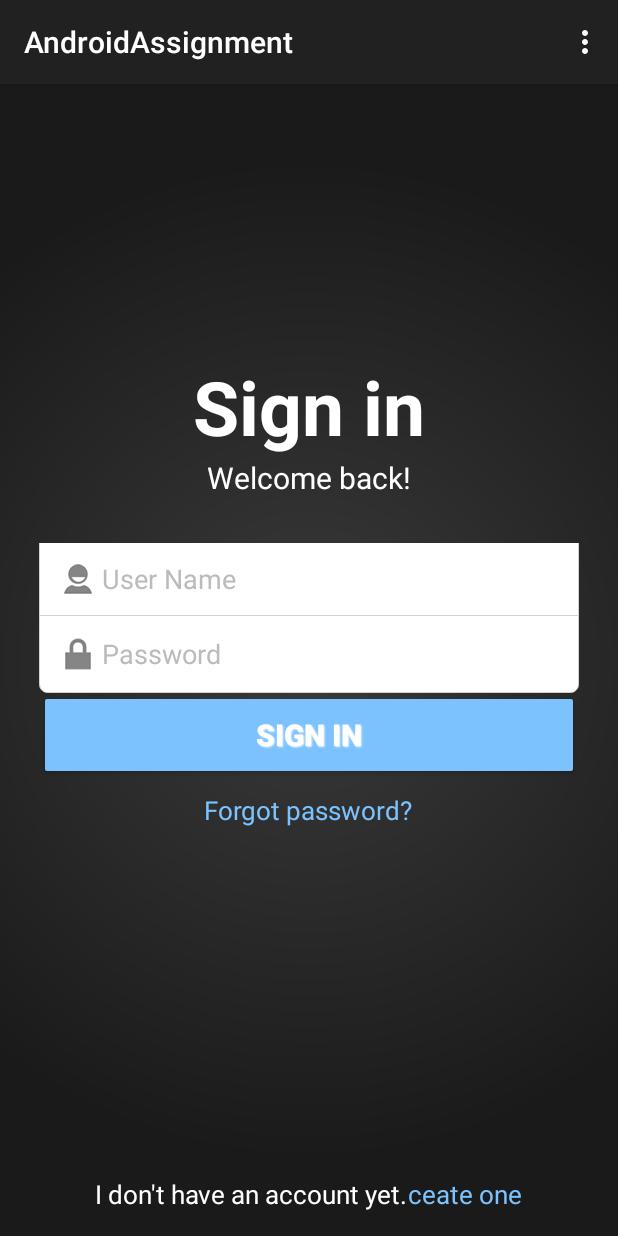
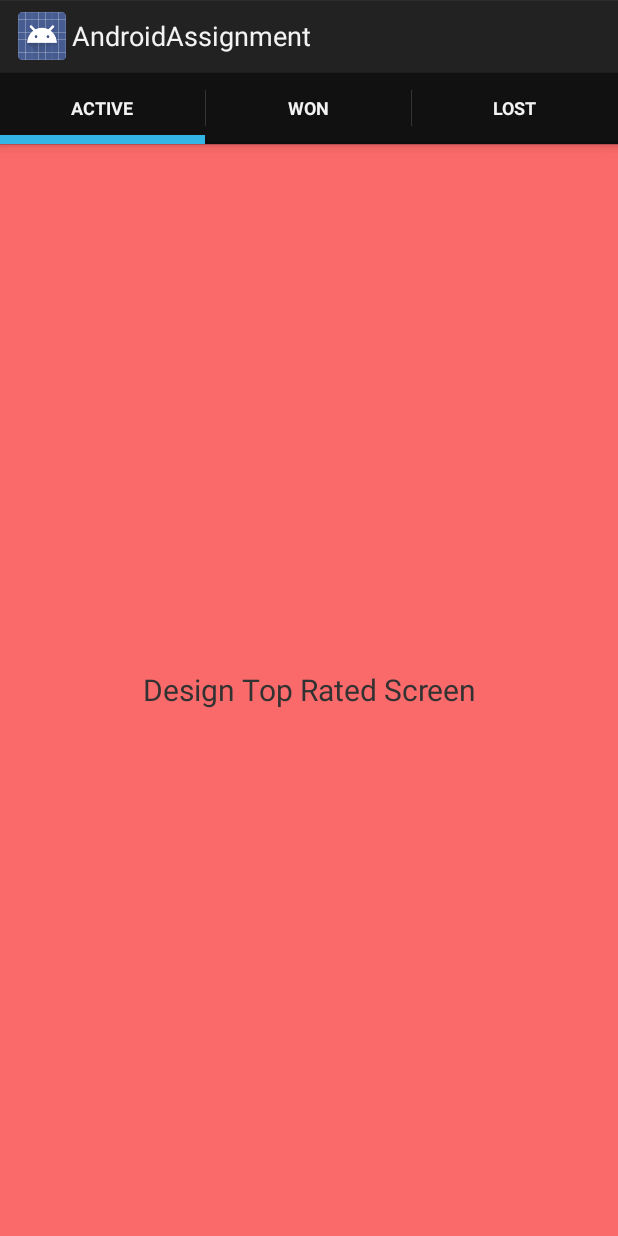
Before and after one commit to Xeaphii/Multilingual-autonomous-proffer-framework, an Android app: the screen it shows after launch (MainActivity), on a phone screen of 412 x 824 dp. Run offline under Robolectric (Android 15) with nearby library versions, the phone set to English and light mode, and no system bars.

Commit message:
Tabs added

```diff
--- a/app/src/main/AndroidManifest.xml
+++ b/app/src/main/AndroidManifest.xml
@@ -1,6 +1,6 @@
 <?xml version="1.0" encoding="utf-8"?>
 <manifest xmlns:android="http://schemas.android.com/apk/res/android"
-    package="androidassignment.crossover.com.androidassignment" >
+    package="androidassignment.crossover.com.androidassignment">
 
     <application
         android:allowBackup="true"
--- /dev/null
+++ b/app/src/main/java/androidassignment/crossover/com/androidassignment/ActiveAuctionsFragment.java
@@ -0,0 +1,19 @@
+package androidassignment.crossover.com.androidassignment;
+
+import android.os.Bundle;
+import android.support.v4.app.Fragment;
+import android.view.LayoutInflater;
+import android.view.View;
+import android.view.ViewGroup;
+
+public class ActiveAuctionsFragment extends Fragment {
+
+	@Override
+	public View onCreateView(LayoutInflater inflater, ViewGroup container,
+			Bundle savedInstanceState) {
+
+		View rootView = inflater.inflate(R.layout.fragment_active_auctions, container, false);
+
+		return rootView;
+	}
+}
--- a/app/src/main/java/androidassignment/crossover/com/androidassignment/MainActivity.java
+++ b/app/src/main/java/androidassignment/crossover/com/androidassignment/MainActivity.java
@@ -1,39 +1,82 @@
 package androidassignment.crossover.com.androidassignment;
 
-import android.support.v7.app.ActionBarActivity;
+
+import android.app.ActionBar;
+import android.app.ActionBar.Tab;
+import android.app.FragmentTransaction;
+import android.graphics.drawable.ColorDrawable;
 import android.os.Bundle;
-import android.view.Menu;
-import android.view.MenuItem;
+import android.support.v4.app.FragmentActivity;
+import android.support.v4.view.ViewPager;
+import android.view.Window;
 
 
-public class MainActivity extends ActionBarActivity {
+public class MainActivity extends FragmentActivity implements
+        ActionBar.TabListener {
+
+    private ViewPager viewPager;
+    private TabsPagerAdapter mAdapter;
+    private ActionBar actionBar;
+    // Tab titles
+    private String[] tabs = {"Active", "Won", "Lost"};
 
     @Override
     protected void onCreate(Bundle savedInstanceState) {
         super.onCreate(savedInstanceState);
-        setContentView(R.layout.sign_in);
-    }
+        requestWindowFeature(Window.FEATURE_ACTION_BAR);
+        setContentView(R.layout.activity_main);
 
+        // Initilization
+        viewPager = (ViewPager) findViewById(R.id.pager);
+        actionBar = getActionBar();
+        mAdapter = new TabsPagerAdapter(getSupportFragmentManager());
 
-    @Override
-    public boolean onCreateOptionsMenu(Menu menu) {
-        // Inflate the menu; this adds items to the action bar if it is present.
-        getMenuInflater().inflate(R.menu.menu_main, menu);
-        return true;
+        viewPager.setAdapter(mAdapter);
+        actionBar.setHomeButtonEnabled(false);
+        ///actionBar.setBackgroundDrawable(new ColorDrawable(0xff000000));
+        actionBar.setNavigationMode(ActionBar.NAVIGATION_MODE_TABS);
+
+        // Adding Tabs
+        for (String tab_name : tabs) {
+            actionBar.addTab(actionBar.newTab().setText(tab_name)
+                    .setTabListener(this));
+        }
+
+        /**
+         * on swiping the viewpager make respective tab selected
+         * */
+        viewPager.setOnPageChangeListener(new ViewPager.OnPageChangeListener() {
+
+            @Override
+            public void onPageSelected(int position) {
+                // on changing the page
+                // make respected tab selected
+                actionBar.setSelectedNavigationItem(position);
+            }
+
+            @Override
+            public void onPageScrolled(int arg0, float arg1, int arg2) {
+            }
+
+            @Override
+            public void onPageScrollStateChanged(int arg0) {
+            }
+        });
     }
 
     @Override
-    public boolean onOptionsItemSelected(MenuItem item) {
-        // Handle action bar item clicks here. The action bar will
-        // automatically handle clicks on the Home/Up button, so long
-        // as you specify a parent activity in AndroidManifest.xml.
-        int id = item.getItemId();
+    public void onTabReselected(Tab tab, FragmentTransaction ft) {
+    }
 
-        //noinspection SimplifiableIfStatement
-        if (id == R.id.action_settings) {
-            return true;
-        }
+    @Override
+    public void onTabSelected(Tab tab, FragmentTransaction ft) {
+        // on tab selected
+        // show respected fragment view
+        viewPager.setCurrentItem(tab.getPosition());
+    }
 
-        return super.onOptionsItemSelected(item);
+    @Override
+    public void onTabUnselected(Tab tab, FragmentTransaction ft) {
     }
+
 }
--- /dev/null
+++ b/app/src/main/java/androidassignment/crossover/com/androidassignment/TabsPagerAdapter.java
@@ -0,0 +1,37 @@
+package androidassignment.crossover.com.androidassignment;
+
+import android.support.v4.app.Fragment;
+import android.support.v4.app.FragmentManager;
+import android.support.v4.app.FragmentPagerAdapter;
+
+public class TabsPagerAdapter extends FragmentPagerAdapter {
+
+	public TabsPagerAdapter(FragmentManager fm) {
+		super(fm);
+	}
+
+	@Override
+	public Fragment getItem(int index) {
+
+		switch (index) {
+		case 0:
+			// Top Rated fragment activity
+			return new ActiveAuctionsFragment();
+		case 1:
+			// Games fragment activity
+			return new WonAuctionsFragment();
+		case 2:
+			// Movies fragment activity
+			return new LostAuctionsFragment();
+		}
+
+		return null;
+	}
+
+	@Override
+	public int getCount() {
+		// get item count - equal to number of tabs
+		return 3;
+	}
+
+}
--- /dev/null
+++ b/app/src/main/java/androidassignment/crossover/com/androidassignment/WonAuctionsFragment.java
@@ -0,0 +1,19 @@
+package androidassignment.crossover.com.androidassignment;
+
+import android.os.Bundle;
+import android.support.v4.app.Fragment;
+import android.view.LayoutInflater;
+import android.view.View;
+import android.view.ViewGroup;
+
+public class WonAuctionsFragment extends Fragment {
+
+	@Override
+	public View onCreateView(LayoutInflater inflater, ViewGroup container,
+			Bundle savedInstanceState) {
+
+		View rootView = inflater.inflate(R.layout.fragment_won_auctions, container, false);
+
+		return rootView;
+	}
+}
--- /dev/null
+++ b/app/src/main/res/layout/activity_main.xml
@@ -0,0 +1,6 @@
+<android.support.v4.view.ViewPager xmlns:android="http://schemas.android.com/apk/res/android"
+    android:id="@+id/pager"
+    android:layout_width="match_parent"
+    android:layout_height="match_parent">
+
+</android.support.v4.view.ViewPager>
--- /dev/null
+++ b/app/src/main/res/layout/fragment_active_auctions.xml
@@ -0,0 +1,16 @@
+<?xml version="1.0" encoding="utf-8"?>
+<RelativeLayout xmlns:android="http://schemas.android.com/apk/res/android"
+    android:layout_width="match_parent"
+    android:layout_height="match_parent"
+    android:orientation="vertical"
+    android:background="#fa6a6a" >
+
+    <TextView android:layout_width="fill_parent"
+        android:layout_height="wrap_content"
+        android:gravity="center"
+        android:text="Design Top Rated Screen"
+        android:textSize="20dp"
+        android:layout_centerInParent="true"/>
+
+
+</RelativeLayout>
--- a/app/src/main/res/values/strings.xml
+++ b/app/src/main/res/values/strings.xml
@@ -19,7 +19,7 @@
         <item name="android:shadowRadius">1</item>
     </style>
     <string name="sign_in">Sign in</string>
-    <string name="no_account">I don't have an account yet.</string>
+    <string name="no_account">I don\'t have an account yet.</string>
     <string name="create_account">ceate one</string>
     <string name="sign_up">Sign up</string>
     <string name="welcome">Welcome!</string>
--- a/app/src/main/res/values/styles.xml
+++ b/app/src/main/res/values/styles.xml
@@ -1,8 +1,16 @@
 <resources>
 
-    <!-- Base application theme. -->
-    <style name="AppTheme" parent="Theme.AppCompat.Light.DarkActionBar">
-        <!-- Customize your theme here. -->
+    <style name="AppBaseTheme" parent="android:Theme.Holo.Light.DarkActionBar">
+        <!--
+            Theme customizations available in newer API levels can go in
+            res/values-vXX/styles.xml, while customizations related to
+            backward-compatibility can go here.
+        -->
+    </style>
+
+    <!-- Application theme. -->
+    <style name="AppTheme" parent="AppBaseTheme">
+        <!-- All customizations that are NOT specific to a particular API-level can go here. -->
     </style>
 
 </resources>
```
Also changed, not shown: app/build.gradle (+4 -3 lines), app/src/main/java/androidassignment/crossover/com/androidassignment/LostAuctionsFragment.java (added, +20 -0 lines), app/src/main/res/layout/fragment_lost_auctions.xml (added, +16 -0 lines), app/src/main/res/layout/fragment_won_auctions.xml (added, +16 -0 lines), 1 other file.
